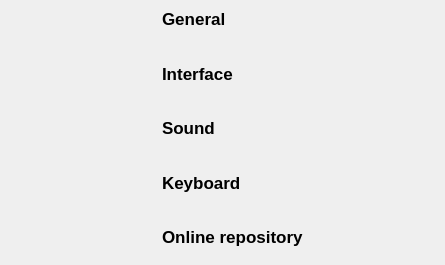
Qt form sources/context/interface/configpanel.ui (davy7125/polyphone) before a commit.
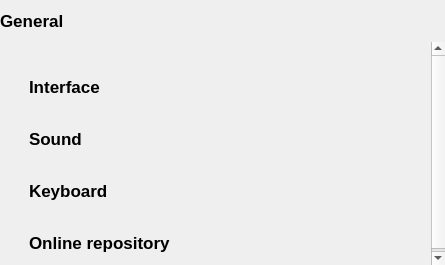
The same form after that commit. Custom widgets are drawn as their Qt base class.

Diff of the .ui file:
```diff
--- a/sources/context/interface/configpanel.ui
+++ b/sources/context/interface/configpanel.ui
@@ -32,7 +32,42 @@
    <property name="spacing">
     <number>0</number>
    </property>
-   <item row="0" column="1" rowspan="3">
+   <item row="0" column="0" colspan="2">
+    <widget class="QLabel" name="labelTitle">
+     <property name="sizePolicy">
+      <sizepolicy hsizetype="Ignored" vsizetype="Fixed">
+       <horstretch>0</horstretch>
+       <verstretch>0</verstretch>
+      </sizepolicy>
+     </property>
+     <property name="minimumSize">
+      <size>
+       <width>0</width>
+       <height>42</height>
+      </size>
+     </property>
+     <property name="maximumSize">
+      <size>
+       <width>16777215</width>
+       <height>42</height>
+      </size>
+     </property>
+     <property name="font">
+      <font>
+       <pointsize>13</pointsize>
+       <weight>75</weight>
+       <bold>true</bold>
+      </font>
+     </property>
+     <property name="text">
+      <string>General</string>
+     </property>
+     <property name="alignment">
+      <set>Qt::AlignLeading|Qt::AlignLeft|Qt::AlignVCenter</set>
+     </property>
+    </widget>
+   </item>
+   <item row="1" column="1" rowspan="2">
     <widget class="QScrollArea" name="scrollArea">
      <property name="frameShape">
       <enum>QFrame::NoFrame</enum>
@@ -59,35 +94,8 @@
        <property name="bottomMargin">
         <number>9</number>
        </property>
-       <item>
-        <spacer name="horizontalSpacer">
-         <property name="orientation">
-          <enum>Qt::Horizontal</enum>
-         </property>
-         <property name="sizeHint" stdset="0">
-          <size>
-           <width>40</width>
-           <height>20</height>
-          </size>
-         </property>
-        </spacer>
-       </item>
        <item>
         <layout class="QVBoxLayout" name="verticalLayout">
-         <item>
-          <widget class="QLabel" name="generalLabel">
-           <property name="font">
-            <font>
-             <pointsize>13</pointsize>
-             <weight>75</weight>
-             <bold>true</bold>
-            </font>
-           </property>
-           <property name="text">
-            <string>General</string>
-           </property>
-          </widget>
-         </item>
          <item>
           <widget class="ConfigSectionGeneral" name="generalWidget" native="true"/>
          </item>
@@ -223,6 +231,22 @@
          <item>
           <widget class="ConfigSectionRepository" name="repositoryWidget" native="true"/>
          </item>
+         <item>
+          <spacer name="bottomSpacer">
+           <property name="orientation">
+            <enum>Qt::Vertical</enum>
+           </property>
+           <property name="sizeType">
+            <enum>QSizePolicy::MinimumExpanding</enum>
+           </property>
+           <property name="sizeHint" stdset="0">
+            <size>
+             <width>20</width>
+             <height>0</height>
+            </size>
+           </property>
+          </spacer>
+         </item>
         </layout>
        </item>
        <item>
```
